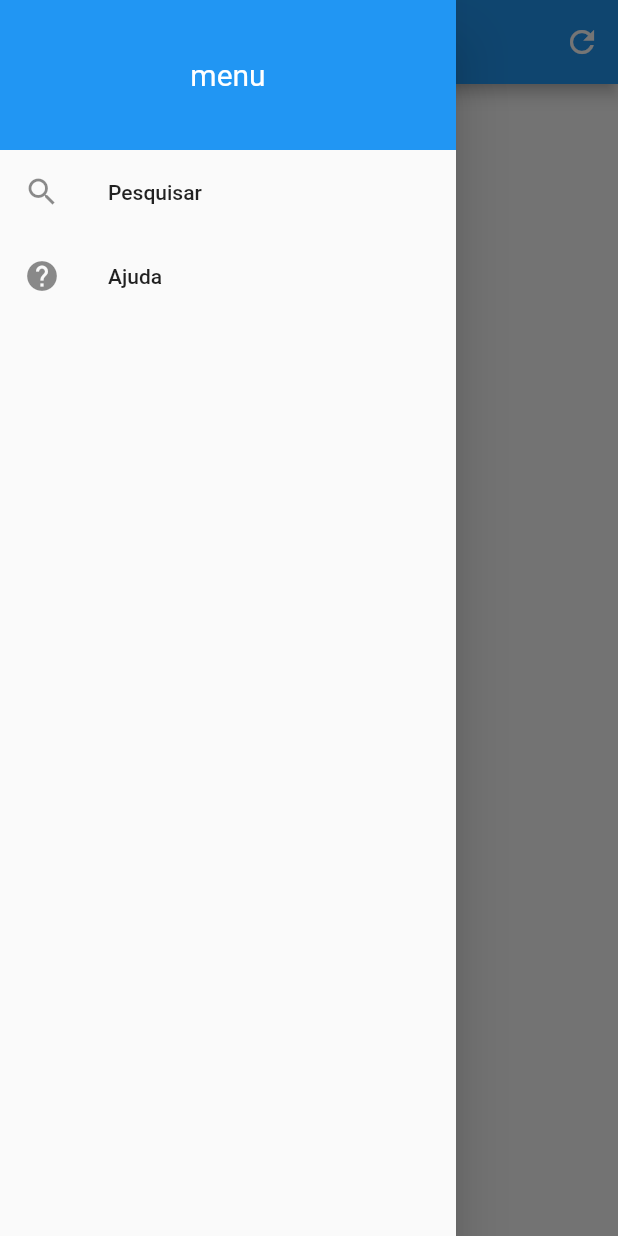
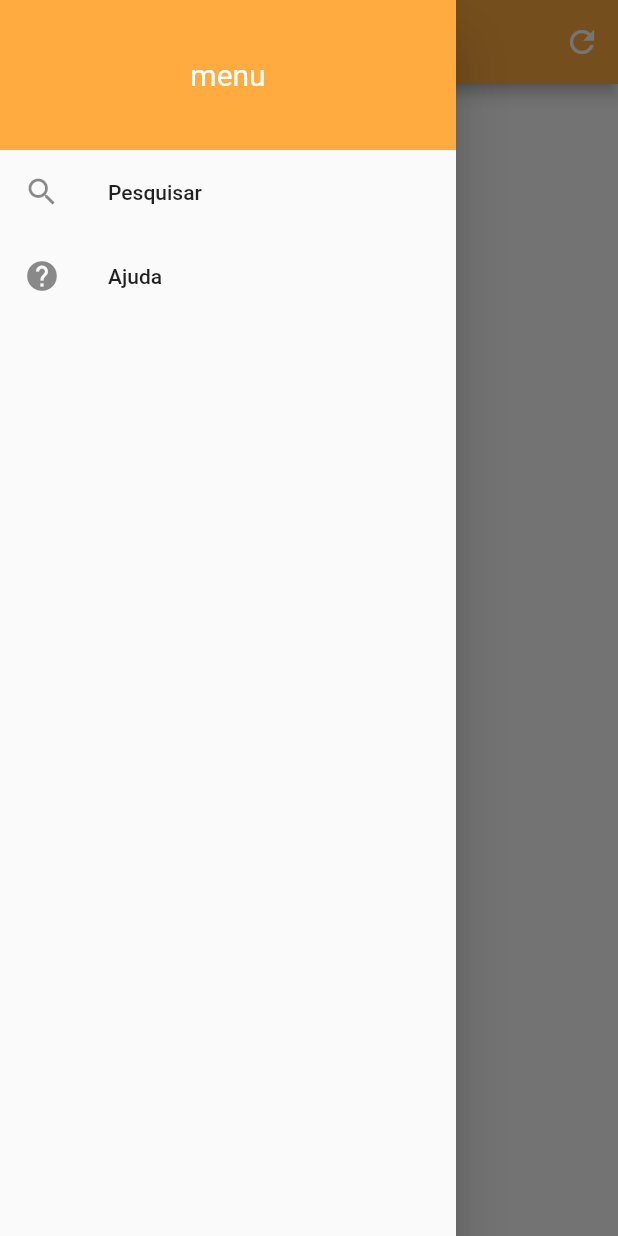
Before and after one commit to catiasouza/Flutter-PosGraduacao, a Flutter app: the screen it shows after launch, with the side drawer open, on a phone screen of 412 x 824 dp. Run offline on Flutter 3.47's test engine with Material 2 defaults, Android fonts, the phone set to English and light mode, and no system bars; our stand-ins replace toast; missing offline and left inert: dart:ffi; network calls fail.

Commit message:
ajuste cor

```diff
--- a/lib/view/mensagem.dart
+++ b/lib/view/mensagem.dart
@@ -4,6 +4,6 @@ import 'package:toast/toast.dart';
 mixin Mensagem {
   void showTMensagem(String msg, context,  {int? duration, int? gravity}) {
     Toast.show(msg, textStyle: context, duration: duration ?? Toast.lengthLong, gravity: gravity ?? Toast.bottom,
-        backgroundColor: Colors.lightBlue, webTexColor: Colors.black, backgroundRadius: 3.0);
+        backgroundColor: Colors.orangeAccent, webTexColor: Colors.black, backgroundRadius: 3.0);
   }
 }
--- a/lib/view/menu.dart
+++ b/lib/view/menu.dart
@@ -17,7 +17,7 @@ class Menu extends StatelessWidget with Mensagem {
             children: [
               Container(
                 alignment: Alignment.center,
-                color: Colors.blue,
+                color: Colors.orangeAccent,
                 height: 100.0,
                 child: Text("menu", style: TextStyle(fontSize: 20.0,
                     color:  Colors.white, fontWeight:  FontWeight.w400)),
@@ -54,7 +54,7 @@ class Menu extends StatelessWidget with Mensagem {
                                             PaisesScreen(pais: search.text)));
                                     showTMensagem("pesquisa realizada para o pais ${search.text}", context);
                                   },
-                                      child: Text("Ok", style: TextStyle(color: Colors.blueAccent),))
+                                      child: Text("Ok", style: TextStyle(color: Colors.orangeAccent),))
                                 ],
                                  mainAxisAlignment: MainAxisAlignment.end,
 
--- a/lib/view/my_app.dart
+++ b/lib/view/my_app.dart
@@ -9,6 +9,10 @@ class MyApp extends StatelessWidget {
     return MaterialApp(
       title: 'Sigla dos Paises',
       home: PaisesScreen(),
+      theme: ThemeData(
+        primaryColor: Colors.orangeAccent,
+
+      ),
     );
   }
 }
--- a/lib/view/paises_dados.dart
+++ b/lib/view/paises_dados.dart
@@ -49,7 +49,7 @@ class _PaisesDadosState extends State<PaisesDados> {
               return Container(
                 child: Card(
                   child: ExpansionTile(
-                    title: Text("${paises[index]["name"]}", style: TextStyle(color: Colors.blueAccent, fontWeight:
+                    title: Text("${paises[index]["name"]}", style: TextStyle(color: Colors.orangeAccent, fontWeight:
                     FontWeight.bold, fontSize: 20.0),),
                     children: [
                       Padding(
--- a/lib/view/paises_screen.dart
+++ b/lib/view/paises_screen.dart
@@ -14,6 +14,7 @@ class PaisesScreen extends StatelessWidget {
     return Scaffold(
       appBar: AppBar(
         title: Text("Sigla dos Paises"),
+        backgroundColor: Colors.orangeAccent,
         actions: [
           IconButton(icon: Icon(Icons.refresh), onPressed: () {
             Navigator.push(context, MaterialPageRoute(
```
